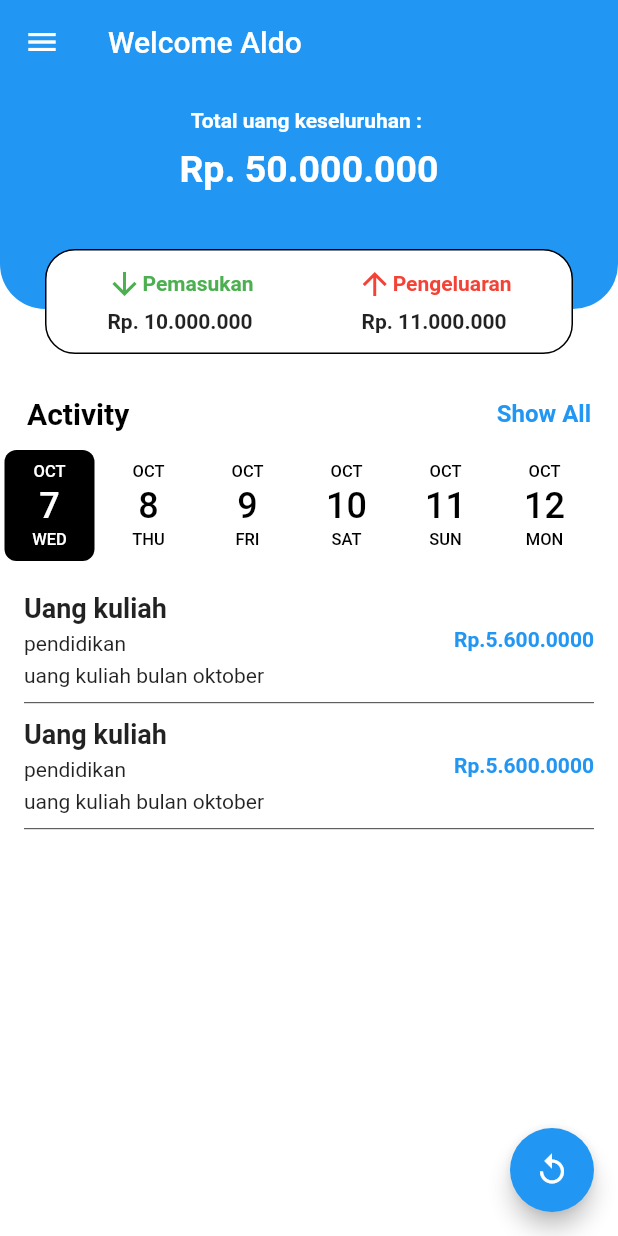
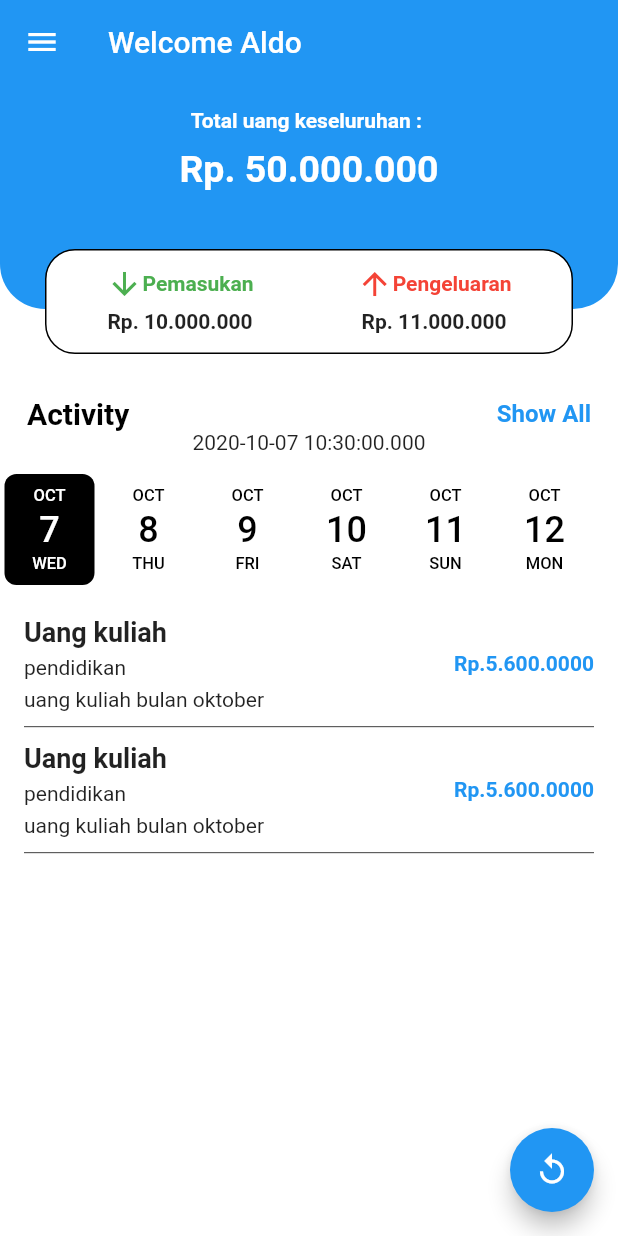
Before and after one commit to AldoReghan/nabungskuy, a Flutter app: the screen it shows after launch, on a phone screen of 412 x 824 dp. Run offline on Flutter 3.47's test engine with Material 2 defaults, Android fonts, the phone set to English and light mode, and no system bars; drawn by our look-alikes of date_picker_timeline.

```diff
--- a/lib/page/home.dart
+++ b/lib/page/home.dart
@@ -187,6 +187,7 @@ class _HomePageState extends State<HomePage> {
                 ),
               ),
             ),
+            Text(_selectedValue.toString()),
             Padding(
               padding: const EdgeInsets.only(top: 10.0, bottom: 8),
               child: Container(
@@ -199,9 +200,10 @@ class _HomePageState extends State<HomePage> {
                   selectionColor: Colors.black,
                   selectedTextColor: Colors.white,
                   inactiveDates: [
-                    DateTime.now().add(Duration(days: 3)),
-                    DateTime.now().add(Duration(days: 4)),
-                    DateTime.now().add(Duration(days: 7))
+                    DateTime.now().add(Duration(days: -1))
+                    // DateTime.now().add(Duration(days: 3)),
+                    // DateTime.now().add(Duration(days: 4)),
+                    // DateTime.now().add(Duration(days: 7))
                   ],
                   onDateChange: (date) {
                     // New date selected
```
Also changed, not shown: 1 other file.
